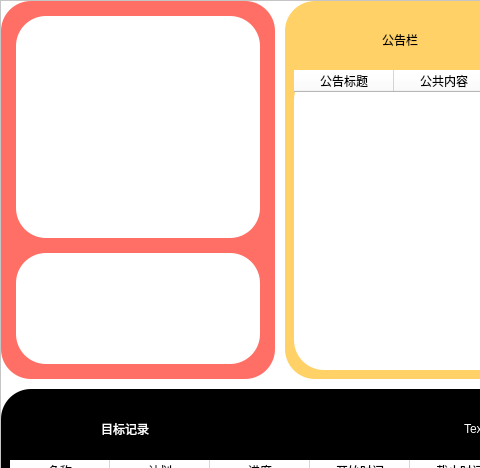
This is Trip_Memory/ui/home_window.ui in musuwer/Program_Final_Assignment as Qt 5 draws it before an edit; both pictures show x 0 to 480 and y 0 to 468 of the 835 by 777 pixel window. The edited form follows.
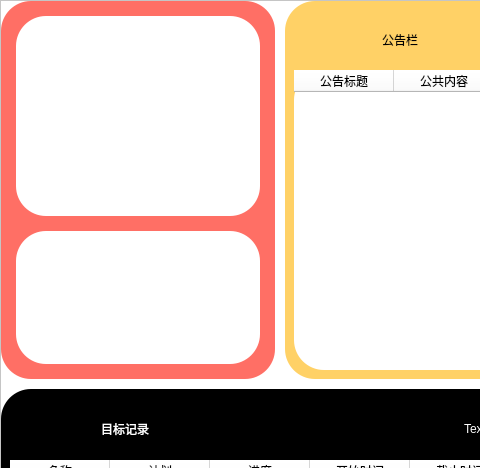
This is the edited form. Icons and pictures are not drawn.

```diff
--- a/Trip_Memory/ui/home_window.ui
+++ b/Trip_Memory/ui/home_window.ui
@@ -108,7 +108,7 @@
              <property name="sizePolicy">
               <sizepolicy hsizetype="Preferred" vsizetype="Expanding">
                <horstretch>0</horstretch>
-               <verstretch>2</verstretch>
+               <verstretch>3</verstretch>
               </sizepolicy>
              </property>
              <property name="styleSheet">
@@ -160,11 +160,14 @@
              <property name="sizePolicy">
               <sizepolicy hsizetype="Preferred" vsizetype="Expanding">
                <horstretch>0</horstretch>
-               <verstretch>1</verstretch>
+               <verstretch>2</verstretch>
               </sizepolicy>
              </property>
              <property name="styleSheet">
-              <string notr="true">border-radius:30px</string>
+              <string notr="true">background-color: rgb(0, 170, 255);
+background-color: rgb(255, 255, 255);
+border-radius:30px
+</string>
              </property>
              <property name="frameShape">
               <enum>QFrame::StyledPanel</enum>
@@ -172,6 +175,15 @@
              <property name="frameShadow">
               <enum>QFrame::Raised</enum>
              </property>
+             <layout class="QHBoxLayout" name="horizontalLayout_10">
+              <item>
+               <widget class="QWidget" name="boat_widget" native="true">
+                <property name="styleSheet">
+                 <string notr="true"/>
+                </property>
+               </widget>
+              </item>
+             </layout>
             </widget>
            </item>
           </layout>
```
